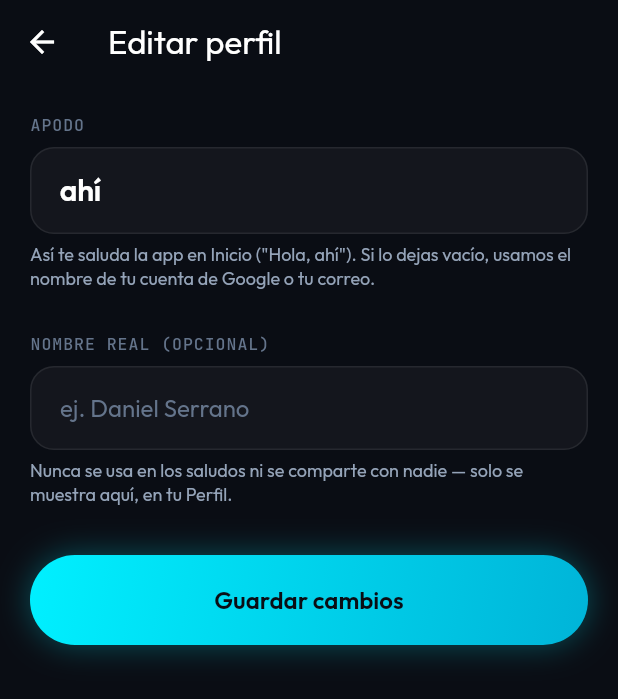
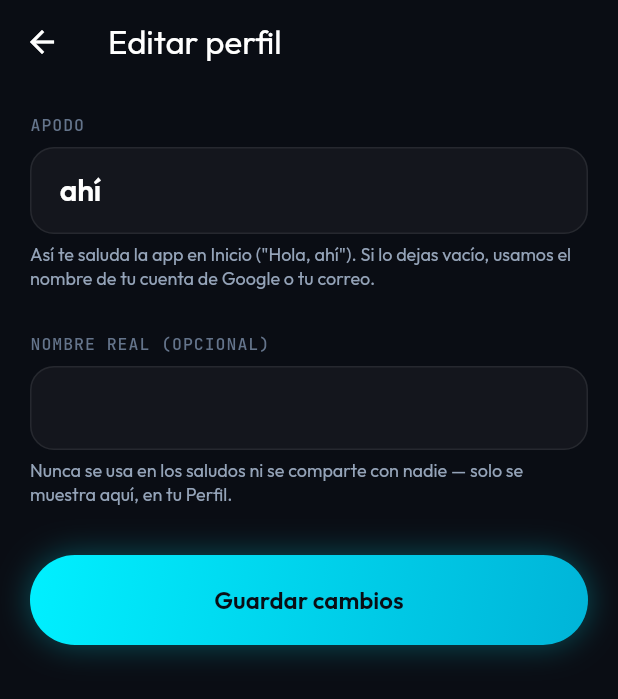
Before and after one commit to xDaSerr/NeroMoneyApp, a Flutter app: the ProfileScreen screen opened by its route, after a tap on "Editar perfil", on a phone screen of 412 x 824 dp. Shown: the top 699 px of the screen. Run offline on Flutter 3.47's test engine with Material 3 defaults, Android fonts, the phone set to English and light mode, and no system bars; our stand-ins replace cloud_firestore, cloud_functions, firebase_auth, firebase_core, flutter_local_notifications, flutter_riverpod and 9 more; accounts and stored records are empty.

Commit message:
Respaldo antes de la prueba PWA: panel oculto en el chat y foto de perfil a medias
Co-Authored-By: Claude Opus 5.5 <noreply@anthropic.com>

```diff
--- a/neromoney_app/lib/core/router/app_shell.dart
+++ b/neromoney_app/lib/core/router/app_shell.dart
@@ -137,7 +137,22 @@ class _AppShellState extends ConsumerState<AppShell>
                     child: child,
                   ),
                 ),
-                child: asistente.mostrarPanel
+                // En el chat, "escuchando/enviando/respuesta" ya se ven en
+                // el propio campo de texto y en los mensajes (ver
+                // assistant_chat_screen.dart) — el mic ahí es el propio del
+                // chat (_BarraDeEntrada), pero comparte el mismo
+                // ControladorAsistente que el de la barra de navegación, así
+                // que también disparaba este panel flotante, encimándose
+                // con la barra de escribir (reportado por el usuario). Pero
+                // OJO: "revisión" (hay que editar y confirmar el texto) y
+                // los avisos de error/silencio NO tienen ningún otro lugar
+                // donde mostrarse dentro del chat — esos SÍ deben seguir
+                // apareciendo ahí, o esa función se perdería por completo.
+                child: asistente.mostrarPanel &&
+                        (navigationShell.currentIndex != 2 ||
+                            asistente.estado == EstadoDictado.error ||
+                            asistente.estado == EstadoDictado.sinVoz ||
+                            asistente.estado == EstadoDictado.revision)
                     ? PanelVozAsistente(
                         key: const ValueKey('panel-visible'),
                         controlador: asistente,
--- a/neromoney_app/lib/features/onboarding/data/perfil_usuario.dart
+++ b/neromoney_app/lib/features/onboarding/data/perfil_usuario.dart
@@ -10,6 +10,7 @@ class PerfilUsuario {
     required this.nombreAsistente,
     required this.onboardingCompletado,
     this.avatarAsistenteBase64,
+    this.fotoUsuarioBase64,
     this.colorAnilloInicio,
     this.colorAnilloFin,
     this.vozNombre = '',
@@ -65,6 +66,9 @@ class PerfilUsuario {
   // app.
   final String? avatarAsistenteBase64;
 
+  //La foto del usuario, no de la asistente  misma idea que el avatarAsistenteBase64
+  final String? fotoUsuarioBase64;
+
   // Los 2 colores (ARGB, `Color.toARGB32()`) del degradado del anillo
   // alrededor de la cara del asistente (ver AnilloAsistente), elegidos de
   // `paleta_anillos_asistente.dart`. A diferencia de la foto, este par
@@ -93,6 +97,7 @@ class PerfilUsuario {
           data['nombreAsistente'] as String? ?? vacio.nombreAsistente,
       onboardingCompletado: data['onboardingCompletado'] as bool? ?? false,
       avatarAsistenteBase64: data['avatarAsistenteBase64'] as String?,
+      fotoUsuarioBase64: data['fotoUsuarioBase64'] as String?,
       colorAnilloInicio: data['colorAnilloInicio'] as int?,
       colorAnilloFin: data['colorAnilloFin'] as int?,
       vozNombre: data['vozNombre'] as String? ?? '',
@@ -127,6 +132,8 @@ class PerfilUsuario {
       // FieldValue.delete() cuando el usuario elige quitar su foto).
       if (avatarAsistenteBase64 != null)
         'avatarAsistenteBase64': avatarAsistenteBase64,
+      if (fotoUsuarioBase64 != null)
+        'fotoUsuarioBase64': fotoUsuarioBase64,
       if (colorAnilloInicio != null) 'colorAnilloInicio': colorAnilloInicio,
       if (colorAnilloFin != null) 'colorAnilloFin': colorAnilloFin,
     };
@@ -153,6 +160,7 @@ class PerfilUsuario {
       nombreAsistente: nombreAsistente ?? this.nombreAsistente,
       onboardingCompletado: onboardingCompletado ?? this.onboardingCompletado,
       avatarAsistenteBase64: avatarAsistenteBase64,
+      fotoUsuarioBase64: fotoUsuarioBase64,
       colorAnilloInicio: colorAnilloInicio ?? this.colorAnilloInicio,
       colorAnilloFin: colorAnilloFin ?? this.colorAnilloFin,
       vozNombre: vozNombre ?? this.vozNombre,
--- a/neromoney_app/lib/features/profile/editar_perfil_screen.dart
+++ b/neromoney_app/lib/features/profile/editar_perfil_screen.dart
@@ -8,6 +8,8 @@ import '../../core/widgets/gradient_button.dart';
 import '../onboarding/data/perfil_usuario.dart';
 import '../onboarding/providers/perfil_providers.dart';
 import 'data/saludo_usuario.dart';
+import 'dart:convert';
+import 'package:image_picker/image_picker.dart';
 
 /// Pantalla para elegir el apodo (el nombre que se usa en los saludos, ej.
 /// "Hola, Apodo" en Inicio) y, si el usuario quiere, su nombre real —
@@ -97,8 +99,7 @@ class _EditarPerfilScreenState extends ConsumerState<EditarPerfilScreen> {
                 controller: _apodoCtrl,
                 onChanged: (_) => setState(() {}), // refresca la vista previa de abajo
                 textCapitalization: TextCapitalization.words,
-                style: AppTextStyles.headlineSm,
-                decoration: const InputDecoration(hintText: 'ej. Dani'),
+                style: AppTextStyles.headlineSm
               ),
               const SizedBox(height: 6),
               Text(
@@ -115,7 +116,7 @@ class _EditarPerfilScreenState extends ConsumerState<EditarPerfilScreen> {
                 textCapitalization: TextCapitalization.words,
                 style: AppTextStyles.bodyLg,
                 decoration: const InputDecoration(
-                  hintText: 'ej. Daniel Serrano',
+
                 ),
               ),
               const SizedBox(height: 6),
```
Also changed, not shown: neromoney_app/lib/features/onboarding/data/perfil_repository.dart (+7 -0 lines), 1 other file.
